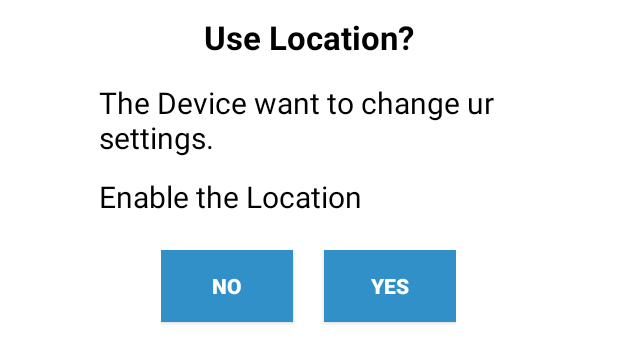
After one commit to kipathipaka/MobileAppRepository, an Android app: the layout location_enable_popup.xml on its own in the app's theme, with its tools: preview values and no code run, on a phone screen of 412 x 824 dp. The commit adds this screen. Shown: the top 363 px of the screen. Run offline under Robolectric (Android 15) with nearby library versions, the phone set to English and light mode, and no system bars.

Commit message:
commited by yugandhar

```diff
--- a/app/src/main/AndroidManifest.xml
+++ b/app/src/main/AndroidManifest.xml
@@ -18,6 +18,7 @@
     <uses-permission android:name="android.permission.READ_PHONE_STATE"/>
     <uses-permission android:name="android.permission.READ_CONTACTS"/>
     <uses-permission android:name="android.permission.CLEAR_APP_USER_DATA"/>
+    <uses-permission android:name="android.permission.SYSTEM_ALERT_WINDOW"/>
     <application
         android:allowBackup="true"
         android:icon="@mipmap/ic_launcher"
@@ -36,11 +37,12 @@
         <activity android:name=".Activity.CrashActivity" android:label="CrashActivity"/>
       <service android:name=".Service.UpdateLocationService"
             android:exported="false"></service>
+
         <meta-data android:name="com.google.android.gms.version"
             android:value="@integer/google_play_services_version"/>
         <meta-data
             android:name="com.google.android.maps.v2.API_KEY"
-            android:value="AIzaSyAkCfc7swMoUU5pT7_VWMJNhWx-F7xfXIs" />
+            android:value="AIzaSyAXgqZoA8t0MiqVJ7d_K5xJHOCg6oyrYvo" />
 
     </application>
 
--- a/app/src/main/java/com/bpatech/trucktracking/Activity/HomeActivity.java
+++ b/app/src/main/java/com/bpatech/trucktracking/Activity/HomeActivity.java
@@ -1,8 +1,6 @@
 package com.bpatech.trucktracking.Activity;
 
 
-import android.app.Activity;
-import android.app.AlarmManager;
 import android.app.Fragment;
 import android.app.FragmentManager;
 import android.app.FragmentTransaction;
@@ -21,7 +19,6 @@ import com.bpatech.trucktracking.Fragment.AddphoneFragment;
 import com.bpatech.trucktracking.Fragment.InviteFragment;
 import com.bpatech.trucktracking.R;
 import com.bpatech.trucktracking.Service.MySQLiteHelper;
-import com.bpatech.trucktracking.Service.UpdateLocationReceiver;
 import com.bpatech.trucktracking.Service.UpdateLocationService;
 import com.bpatech.trucktracking.Util.ExceptionHandler;
 import com.bpatech.trucktracking.Util.SessionManager;
@@ -48,6 +45,13 @@ public class HomeActivity extends FragmentActivity {
 		Thread.setDefaultUncaughtExceptionHandler(new ExceptionHandler(this));
 		Intent intent = new Intent(this.getApplicationContext(), UpdateLocationService.class);
 		startService(intent);
+
+		/*Intent intent1=new Intent(this.getApplicationContext(), UpdateLocationReceiver.class);
+		startService(intent1);*/
+
+		/*AlertDialog alertDialog = new AlertDialog.Builder(
+				getApplicationContext()).create();
+		alertDialog.show();*/
 		/*AlarmManager alarmManager = (AlarmManager) getSystemService(ALARM_SERVICE);
 		alarmManager.set(AlarmManager.RTC_WAKEUP, System.currentTimeMillis() + (20 * 1000), intent);
 		//startService(intent);*/
--- a/app/src/main/java/com/bpatech/trucktracking/Fragment/TaskDetailFragment.java
+++ b/app/src/main/java/com/bpatech/trucktracking/Fragment/TaskDetailFragment.java
@@ -466,7 +466,7 @@ public void onResume() {
                 dialog.show();
               whatsuptext=(EditText) promptsView.findViewById(R.id.whatuptext);
                 final String sms1=ServiceConstants.MESSAGE_SENDING_START;
-                final String sms2=ServiceConstants.MESSAGE_URL+" "+"?"+" "+"trip ="+trip_id;
+                final String sms2=ServiceConstants.MESSAGE_URL+"?"+"trip ="+trip_id;
                 final String sms3= ServiceConstants.MESSAGE_SENDING_END;
                 final String sms = sms1 + sms2 + sms3;
 
@@ -510,7 +510,7 @@ public void sms_dailog()
             phnenum.setText(num);
               message=(EditText)promptsView.findViewById(R.id.edittexview1);
             final String sms1=ServiceConstants.MESSAGE_SENDING_START;
-            final String sms2=ServiceConstants.MESSAGE_URL+" "+"?"+" "+"trip ="+trip_id;
+            final String sms2=ServiceConstants.MESSAGE_URL+"?"+"trip ="+trip_id;
             final String sms3= ServiceConstants.MESSAGE_SENDING_END;
             final String sms = sms1 + sms2 + sms3;
             System.out.println("trip_id" + trip_id);
--- a/app/src/main/java/com/bpatech/trucktracking/Service/UpdateLocationService.java
+++ b/app/src/main/java/com/bpatech/trucktracking/Service/UpdateLocationService.java
@@ -5,7 +5,6 @@ import android.app.Service;
 import android.content.Context;
 import android.content.Intent;
 import android.location.Address;
-import android.location.Criteria;
 import android.location.Geocoder;
 import android.location.Location;
 import android.location.LocationListener;
@@ -17,6 +16,7 @@ import android.os.IBinder;
 import android.support.annotation.Nullable;
 import android.util.Log;
 import android.widget.Toast;
+
 import com.bpatech.trucktracking.DTO.User;
 import com.bpatech.trucktracking.Util.ServiceConstants;
 import com.bpatech.trucktracking.Util.SessionManager;
@@ -24,6 +24,7 @@ import com.bpatech.trucktracking.Util.SessionManager;
 import org.apache.http.HttpResponse;
 import org.apache.http.NameValuePair;
 import org.apache.http.message.BasicNameValuePair;
+
 import java.io.IOException;
 import java.util.ArrayList;
 import java.util.List;
@@ -39,7 +40,7 @@ public class UpdateLocationService extends Service
 
     // flag for network status
     boolean isNetworkEnabled = false;
-
+public Context context;
     boolean canGetLocation = false;
     SessionManager session;
     Location location;
@@ -111,6 +112,23 @@ public class UpdateLocationService extends Service
     };
 */
 
+    /*LayoutInflater inflater = LayoutInflater.from(getApplicationContext());
+
+    View promptsView = inflater.inflate(R.layout.location_enable_popup,null);*/
+
+    /*Button textbutton = (Button) .findViewById(R.id.btnYes);
+    textbutton.setOnClickListener(new View.OnClickListener() {
+
+        @Override
+        public void onClick(View v) {
+            // TODO Auto-generated method stub
+
+            dialog.dismiss();
+
+        }
+
+    });*/
+
     public Location getLocation() {
         try {
 
@@ -131,9 +149,51 @@ public class UpdateLocationService extends Service
             String provider = locationManager.getBestProvider(crta, true);
             System.out.println("++++++++++++++++++++++++++++++++++provider+++++++++++++++++++++++++++"+provider);*/
             if (!isGPSEnabled && !isNetworkEnabled) {
-                // no network provider is enabled
-                Toast.makeText(getApplicationContext(), "Location is not enabled.. Please check", Toast.LENGTH_SHORT).show();
-            }
+               /* LayoutInflater inflater = LayoutInflater.from(getApplicationContext());
+                View promptsView = inflater.inflate(R.layout.location_enable_popup,null);*/
+
+        /*AlertDialog.Builder alertDialogBuilder = new AlertDialog.Builder(getApplicationContext()).create();
+             *//*   alertDialog .setView(promptsView);*//*
+                alertDialogBuilder.setTitle("use Location");
+                alertDialogBuilder.setMessage("the Device want to change the setting Enable the Location");
+
+
+        alertDialogBuilder.show();
+                alertDialogBuilder.setPositiveButton("yes", new DialogInterface.OnClickListener() {
+                    public void onClick(DialogInterface dialog,
+                                        int id) {
+*//** Here it's leading to GPS setting options*//*
+                        Intent callGPSSettingIntent = new Intent(
+                                android.provider.Settings.ACTION_LOCATION_SOURCE_SETTINGS);
+                        startActivity(callGPSSettingIntent);
+                    }
+                });*/
+               /* Button textbutton=(Button)promptsView.findViewById(R.id.btnYes);
+
+                textbutton.setOnClickListener(new View.OnClickListener() {
+
+                    @Override
+                    public void onClick(View v) {
+                        Intent callGPSSettingIntent = new Intent(
+                                android.provider.Settings.ACTION_LOCATION_SOURCE_SETTINGS);
+                        startActivity(callGPSSettingIntent);
+                    }
+                });
+                Button textbutton1=(Button)promptsView.findViewById(R.id.btnNo);
+                textbutton1.setOnClickListener(new View.OnClickListener() {
+                    @Override
+                    public void onClick(View v)
+                    {
+                        alertDialog.dismiss();
+
+                    }
+                });
+*/
+
+                        Toast.makeText(getApplicationContext(), "Location is not enabled.. Please check", Toast.LENGTH_SHORT).show();
+                    }
+
+
             else {
                 this.canGetLocation = true;
                 if (isNetworkEnabled) {
@@ -292,8 +352,4 @@ public class UpdateLocationService extends Service
         }
     }
 
-
-
-
-
 }
--- /dev/null
+++ b/app/src/main/res/layout/location_enable_popup.xml
@@ -0,0 +1,110 @@
+<?xml version="1.0" encoding="utf-8"?>
+<RelativeLayout xmlns:android="http://schemas.android.com/apk/res/android"
+    android:id="@+id/networkFailPopup"
+    android:layout_width="wrap_content"
+    android:layout_height="match_parent"
+    android:background="@color/white">
+    <TextView
+        android:id="@+id/textView1"
+        android:layout_width="wrap_content"
+        android:layout_height="wrap_content"
+        android:layout_centerHorizontal="true"
+        android:layout_marginTop="10dp"
+        android:gravity="center_horizontal"
+        android:textColor="@color/black"
+        android:textStyle="bold"
+        android:text="Use Location?"
+
+        android:textAppearance="?android:attr/textAppearanceLarge" />
+
+    <TableLayout
+        android:id="@+id/registerTable"
+        android:layout_width="match_parent"
+        android:layout_height="wrap_content"
+
+        android:layout_below="@+id/textView1"
+        android:paddingLeft="0.5dp"
+        android:paddingRight="0.5dp"
+        style="@style/marginlayouts">
+        <TableRow
+            android:id="@+id/tableRow2"
+            android:layout_width="match_parent"
+            android:layout_height="wrap_content"
+            android:layout_marginBottom="10dp"
+            android:layout_marginRight="5dp"
+            android:layout_marginLeft="5dp"
+            >
+
+            <TextView
+                android:id="@+id/companyName"
+                android:layout_width="wrap_content"
+                android:layout_height="wrap_content"
+                android:layout_weight="1"
+                android:layout_marginBottom="@dimen/fifteen_pt"
+                android:text="The Device want to change ur settings."
+                android:paddingLeft="50dp"
+                style="@style/codefont">
+            </TextView>
+        </TableRow>
+        <TableRow
+            android:id="@+id/tableRow3"
+            android:layout_width="match_parent"
+            android:layout_height="wrap_content"
+            android:layout_marginBottom="10dp"
+            android:layout_marginRight="5dp"
+            android:layout_marginLeft="5dp"
+            >
+
+            <TextView
+                android:id="@+id/company1"
+                android:layout_width="wrap_content"
+                android:layout_height="wrap_content"
+                android:layout_weight="1"
+                android:layout_marginBottom="@dimen/fifteen_pt"
+                android:text="Enable the Location"
+                android:paddingLeft="50dp"
+                style="@style/codefont">
+            </TextView>
+        </TableRow>
+    </TableLayout>
+    <LinearLayout
+        android:id="@+id/addinvite_ll"
+        android:layout_width="wrap_content"
+        android:layout_height="wrap_content"
+        android:layout_weight="1.00"
+        android:onClick="addinviteclick"
+        android:orientation="horizontal"
+
+
+        android:weightSum="2"
+        android:layout_below="@+id/registerTable"
+        android:layout_centerHorizontal="true">
+        <Button
+            android:id="@+id/btnNo"
+            android:layout_width="wrap_content"
+            android:layout_height="wrap_content"
+            android:layout_marginBottom="10dp"
+            android:layout_marginRight="5dp"
+            android:textColor="@color/white"
+            android:textStyle="bold"
+            android:background="@color/darkskyblue"
+            android:text="No" />
+        <Button
+            android:id="@+id/btnYes"
+            android:layout_width="wrap_content"
+            android:layout_height="wrap_content"
+            android:layout_marginBottom="10dp"
+            android:layout_marginLeft="15dp"
+            android:textColor="@color/white"
+            android:textStyle="bold"
+            android:background="@color/darkskyblue"
+            android:text="yes" />
+
+
+    </LinearLayout>
+
+
+
+
+
+</RelativeLayout>
```
